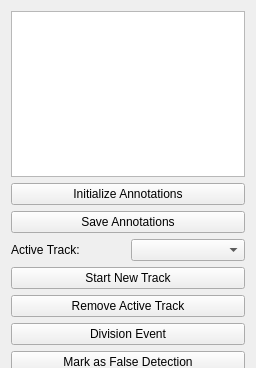
Before: the Qt Designer form ilastik/applets/tracking/annotations/drawer.ui in ilastik/ilastik, drawn with Qt 5; both pictures show x 0 to 256 and y 0 to 368 of the 256 by 1118 pixel window.
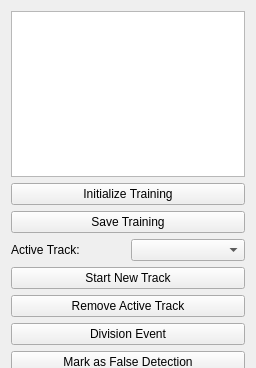
After: the same form once the commit is applied. Custom widgets are drawn as their Qt base class.

What changed in the file:
```diff
--- a/ilastik/applets/tracking/annotations/drawer.ui
+++ b/ilastik/applets/tracking/annotations/drawer.ui
@@ -43,7 +43,7 @@
         <bool>true</bool>
        </property>
        <property name="text">
-        <string>Initialize Annotations</string>
+        <string>Initialize Training</string>
        </property>
       </widget>
      </item>
@@ -57,7 +57,7 @@
         <bool>true</bool>
        </property>
        <property name="text">
-        <string>Save Annotations</string>
+        <string>Save Training</string>
        </property>
       </widget>
      </item>
```
